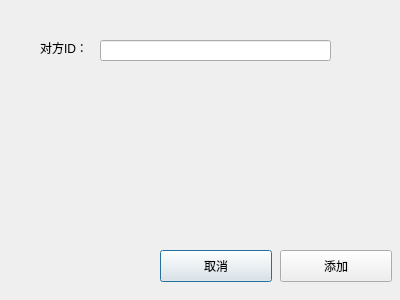
Above: src/newfriend.ui from imteam2019/imclient before the change. Below: the same form after it.
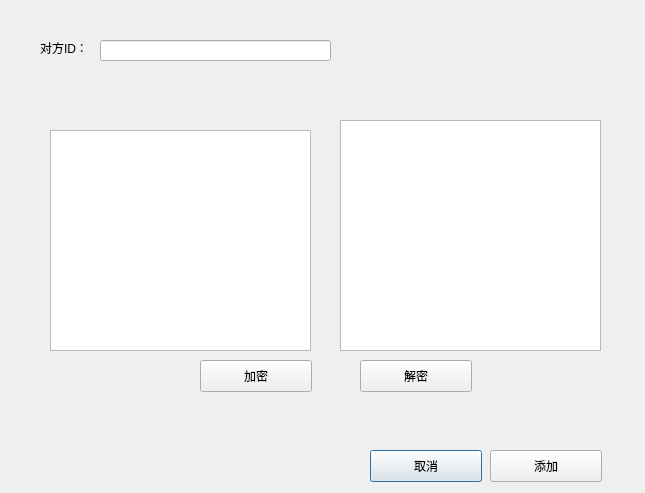
That is the form after the change.

Commit message: add DES Encrypt/Decrypt class

```diff
--- a/src/newfriend.ui
+++ b/src/newfriend.ui
@@ -6,8 +6,8 @@
    <rect>
     <x>0</x>
     <y>0</y>
-    <width>400</width>
-    <height>300</height>
+    <width>645</width>
+    <height>493</height>
    </rect>
   </property>
   <property name="windowTitle">
@@ -16,8 +16,8 @@
   <widget class="QPushButton" name="btnCancel">
    <property name="geometry">
     <rect>
-     <x>160</x>
-     <y>250</y>
+     <x>370</x>
+     <y>450</y>
      <width>112</width>
      <height>32</height>
     </rect>
@@ -29,8 +29,8 @@
   <widget class="QPushButton" name="btnAdd">
    <property name="geometry">
     <rect>
-     <x>280</x>
-     <y>250</y>
+     <x>490</x>
+     <y>450</y>
      <width>112</width>
      <height>32</height>
     </rect>
@@ -68,6 +68,52 @@
     <set>Qt::AlignRight|Qt::AlignTrailing|Qt::AlignVCenter</set>
    </property>
   </widget>
+  <widget class="QPushButton" name="btnEncrypt">
+   <property name="geometry">
+    <rect>
+     <x>200</x>
+     <y>360</y>
+     <width>112</width>
+     <height>32</height>
+    </rect>
+   </property>
+   <property name="text">
+    <string>加密</string>
+   </property>
+  </widget>
+  <widget class="QPushButton" name="btnDecrypt">
+   <property name="geometry">
+    <rect>
+     <x>360</x>
+     <y>360</y>
+     <width>112</width>
+     <height>32</height>
+    </rect>
+   </property>
+   <property name="text">
+    <string>解密</string>
+   </property>
+  </widget>
+  <widget class="QTextEdit" name="teditleft">
+   <property name="geometry">
+    <rect>
+     <x>50</x>
+     <y>130</y>
+     <width>261</width>
+     <height>221</height>
+    </rect>
+   </property>
+  </widget>
+  <widget class="QTextEdit" name="teditright">
+   <property name="geometry">
+    <rect>
+     <x>340</x>
+     <y>120</y>
+     <width>261</width>
+     <height>231</height>
+    </rect>
+   </property>
+  </widget>
  </widget>
  <resources/>
  <connections>
```
The commit also changes 9 other files.
